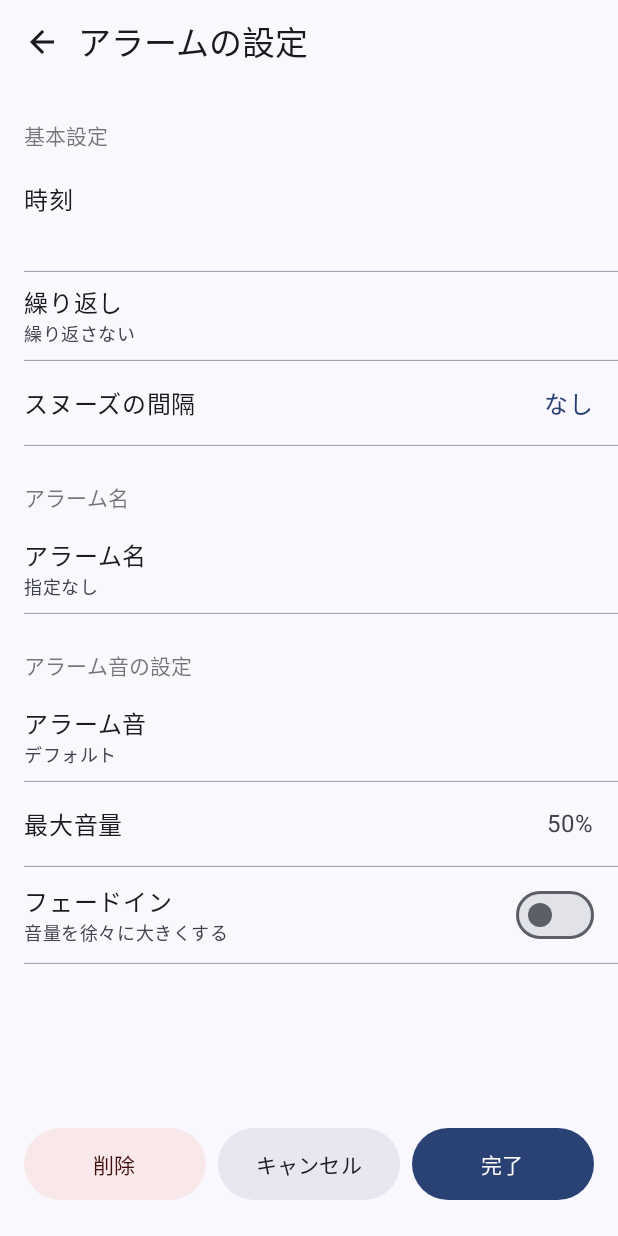
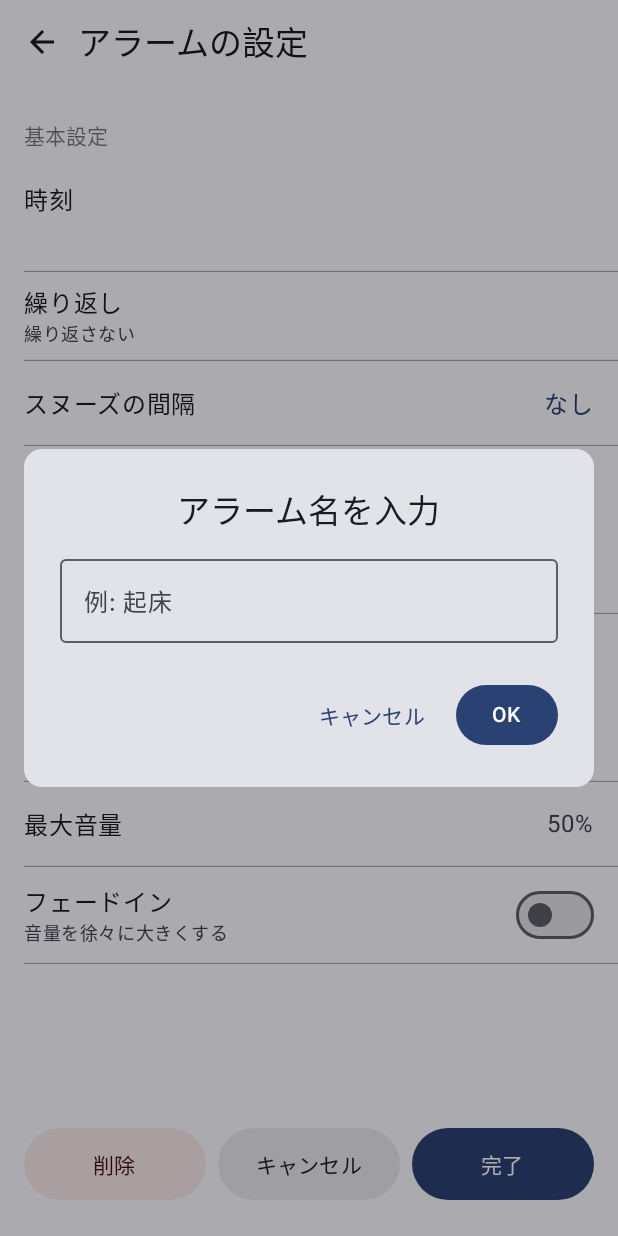
Before and after one commit to samonsora/perfect-rice, an Android app built with Jetpack Compose: the composable AlarmSetUI called with empty values, after a tap on "アラーム名", on a phone screen of 412 x 824 dp. Run offline under Robolectric (Android 15) with nearby library versions, the phone set to English and light mode, and no system bars.

Commit message:
フェードインの状態を保存できるようにした アラームの名前を保存できるようにした

```diff
--- a/app/src/main/java/com/example/team1application/AlarmSetUI.kt
+++ b/app/src/main/java/com/example/team1application/AlarmSetUI.kt
@@ -18,7 +18,6 @@ import kotlin.math.roundToInt
 
 /**
  * 詳細なアラーム設定画面
- * @param existingAlarm 編集時は既存のデータを、新規時は null を渡します
  */
 @Composable
 fun AlarmSetUI(
@@ -27,64 +26,42 @@ fun AlarmSetUI(
     onDelete: () -> Unit,
     initialTime: String,
     isNewAlarm: Boolean,
-    existingAlarm: AlarmSetting? = null // 💡 追加：未定義エラーを解消
+    existingAlarm: AlarmSetting? = null
 ) {
-    // 1. 画面で設定する時刻の状態
+    // --- 状態管理 ---
     var alarmTime by remember { mutableStateOf(initialTime) }
-    var showTimeDialog by remember { mutableStateOf(false) }
+    var alarmName by remember { mutableStateOf(existingAlarm?.name ?: "指定なし") }
+    var alarmVolume by remember { mutableFloatStateOf(existingAlarm?.volume ?: 0.5f) }
+    var isFadeInEnabled by remember { mutableStateOf(existingAlarm?.fadeIn ?: false) }
 
-    // 2. スヌーズの設定状態 (既存データがあればそれを初期値にする)
     val snoozeIntervalOptions = listOf("なし", "5分", "10分", "15分", "30分")
     val snoozeCountOptions = listOf("無制限", "1回", "2回", "3回", "4回", "5回")
+    var snoozeInterval by remember { mutableStateOf(existingAlarm?.snoozeInterval ?: snoozeIntervalOptions[0]) }
+    var snoozeCount by remember { mutableStateOf(existingAlarm?.snoozeCount ?: snoozeCountOptions[0]) }
 
-    var snoozeInterval by remember {
-        mutableStateOf(existingAlarm?.snoozeInterval ?: snoozeIntervalOptions[0])
-    }
-    var snoozeCount by remember {
-        mutableStateOf(existingAlarm?.snoozeCount ?: snoozeCountOptions[0])
-    }
+    // ダイアログ表示フラグ
+    var showTimeDialog by remember { mutableStateOf(false) }
+    var showVolumeDialog by remember { mutableStateOf(false) }
+    var showNameDialog by remember { mutableStateOf(false) }
 
-    // 3. 音量の設定状態
-    var alarmVolume by remember {
-        mutableFloatStateOf(existingAlarm?.volume ?: 0.5f)
-    }
-    var showVolumeDialog by remember { mutableStateOf(false) }
-
-    // カラーテーマの取得 (未定義エラー回避のためここで定義)
     val onSurfaceColor = MaterialTheme.colorScheme.onSurface
     val primaryColor = MaterialTheme.colorScheme.primary
 
     Scaffold(
         topBar = {
             Row(
-                modifier = Modifier
-                    .fillMaxWidth()
-                    .height(56.dp)
-                    .background(MaterialTheme.colorScheme.surface)
-                    .padding(horizontal = 4.dp),
+                modifier = Modifier.fillMaxWidth().height(56.dp).background(MaterialTheme.colorScheme.surface).padding(horizontal = 4.dp),
                 verticalAlignment = Alignment.CenterVertically
             ) {
                 IconButton(onClick = onDismiss) {
-                    Icon(
-                        imageVector = Icons.AutoMirrored.Filled.ArrowBack,
-                        contentDescription = "戻る",
-                        tint = onSurfaceColor
-                    )
+                    Icon(Icons.AutoMirrored.Filled.ArrowBack, contentDescription = "戻る", tint = onSurfaceColor)
                 }
-                Text(
-                    text = "アラームの設定",
-                    style = MaterialTheme.typography.titleLarge,
-                    color = onSurfaceColor
-                )
+                Text("アラームの設定", style = MaterialTheme.typography.titleLarge, color = onSurfaceColor)
             }
         },
         bottomBar = {
             Row(
-                modifier = Modifier
-                    .fillMaxWidth()
-                    .height(80.dp)
-                    .background(MaterialTheme.colorScheme.surface)
-                    .padding(horizontal = 16.dp, vertical = 8.dp),
+                modifier = Modifier.fillMaxWidth().height(80.dp).background(MaterialTheme.colorScheme.surface).padding(16.dp, 8.dp),
                 horizontalArrangement = Arrangement.SpaceAround
             ) {
                 if (!isNewAlarm) {
@@ -95,60 +72,45 @@ fun AlarmSetUI(
                             containerColor = MaterialTheme.colorScheme.errorContainer.copy(alpha = 0.6f),
                             contentColor = MaterialTheme.colorScheme.onErrorContainer
                         )
-                    ) {
-                        Text("削除")
-                    }
-                    Spacer(Modifier.width(8.dp))
-                } else {
-                    Spacer(modifier = Modifier.weight(1f).height(48.dp))
+                    ) { Text("削除") }
                     Spacer(Modifier.width(8.dp))
                 }
 
                 TextButton(
                     onClick = onDismiss,
                     modifier = Modifier.weight(1f).height(48.dp),
-                    colors = ButtonDefaults.textButtonColors(
-                        containerColor = MaterialTheme.colorScheme.surfaceContainerHigh,
-                        contentColor = onSurfaceColor
-                    )
-                ) {
-                    Text("キャンセル")
-                }
+                    colors = ButtonDefaults.textButtonColors(containerColor = MaterialTheme.colorScheme.surfaceContainerHigh, contentColor = onSurfaceColor)
+                ) { Text("キャンセル") }
 
                 Spacer(Modifier.width(8.dp))
 
                 Button(
                     onClick = {
-                        // 💡 修正点：全ての入力値を一つの AlarmSetting としてまとめて親に渡す
                         val result = AlarmSetting(
-                            id = existingAlarm?.id ?: -1, // 新規なら -1
+                            id = existingAlarm?.id ?: -1,
                             time = alarmTime,
                             days = existingAlarm?.days ?: "繰り返さない",
                             isActive = existingAlarm?.isActive ?: true,
-                            name = existingAlarm?.name ?: "指定なし",
+                            name = alarmName,
                             snoozeInterval = snoozeInterval,
                             snoozeCount = snoozeCount,
                             volume = alarmVolume,
-                            fadeIn = existingAlarm?.fadeIn ?: false
+                            fadeIn = isFadeInEnabled
                         )
                         onSave(result)
                     },
                     modifier = Modifier.weight(1f).height(48.dp),
-                    colors = ButtonDefaults.buttonColors(
-                        containerColor = primaryColor,
-                        contentColor = MaterialTheme.colorScheme.onPrimary
-                    )
-                ) {
-                    Text("完了")
-                }
+                    colors = ButtonDefaults.buttonColors(containerColor = primaryColor)
+                ) { Text("完了") }
             }
-        },
-        containerColor = MaterialTheme.colorScheme.background
+        }
     ) { paddingValues ->
         AlarmSettingListContent(
             modifier = Modifier.padding(paddingValues),
             currentTime = alarmTime,
             onTimeClick = { showTimeDialog = true },
+            alarmName = alarmName,
+            onNameClick = { showNameDialog = true },
             snoozeInterval = snoozeInterval,
             onSnoozeIntervalChange = { newInterval ->
                 snoozeInterval = newInterval
@@ -159,39 +121,35 @@ fun AlarmSetUI(
             snoozeIntervalOptions = snoozeIntervalOptions,
             snoozeCountOptions = snoozeCountOptions,
             alarmVolume = alarmVolume,
-            onVolumeClick = { showVolumeDialog = true }
+            onVolumeClick = { showVolumeDialog = true },
+            isFadeInEnabled = isFadeInEnabled, // 💡 パラメーターを渡す
+            onFadeInChange = { isFadeInEnabled = it } // 💡 パラメーターを渡す
         )
     }
 
     if (showTimeDialog) {
-        AlarmSetupDialog(
-            onDismiss = { showTimeDialog = false },
-            onSave = { newTime ->
-                alarmTime = newTime
-                showTimeDialog = false
-            }
-        )
+        AlarmSetupDialog(onDismiss = { showTimeDialog = false }, onSave = { alarmTime = it; showTimeDialog = false })
     }
 
     if (showVolumeDialog) {
-        AlarmVolumeDialog(
-            initialVolume = alarmVolume,
-            onDismiss = { showVolumeDialog = false },
-            onSave = { newVolume ->
-                alarmVolume = newVolume
-                showVolumeDialog = false
-            }
-        )
+        AlarmVolumeDialog(initialVolume = alarmVolume, onDismiss = { showVolumeDialog = false }, onSave = { alarmVolume = it; showVolumeDialog = false })
+    }
+
+    if (showNameDialog) {
+        AlarmNameEditDialog(initialName = alarmName, onDismiss = { showNameDialog = false }, onSave = { alarmName = it; showNameDialog = false })
     }
 }
 
-// --- 以下、既存の Composable 群 (変更なし) ---
-
+/**
+ * 設定項目リスト
+ */
 @Composable
 fun AlarmSettingListContent(
     modifier: Modifier = Modifier,
     currentTime: String,
     onTimeClick: () -> Unit,
+    alarmName: String,
+    onNameClick: () -> Unit,
     snoozeInterval: String,
     onSnoozeIntervalChange: (String) -> Unit,
     snoozeCount: String,
@@ -199,137 +157,136 @@ fun AlarmSettingListContent(
     snoozeIntervalOptions: List<String>,
     snoozeCountOptions: List<String>,
     alarmVolume: Float,
-    onVolumeClick: () -> Unit
+    onVolumeClick: () -> Unit,
+    isFadeInEnabled: Boolean, // 💡 使用する
+    onFadeInChange: (Boolean) -> Unit // 💡 使用する
 ) {
-    LazyColumn(
-        modifier = modifier.fillMaxSize(),
-        contentPadding = PaddingValues(bottom = 16.dp)
-    ) {
+    LazyColumn(modifier = modifier.fillMaxSize(), contentPadding = PaddingValues(bottom = 16.dp)) {
         fun header(text: String) = item {
-            Text(
-                text = text,
-                style = MaterialTheme.typography.titleSmall,
-                color = MaterialTheme.colorScheme.onBackground.copy(alpha = 0.6f),
-                modifier = Modifier.padding(start = 16.dp, top = 24.dp, bottom = 8.dp)
-            )
+            Text(text = text, style = MaterialTheme.typography.titleSmall, color = MaterialTheme.colorScheme.onBackground.copy(alpha = 0.6f), modifier = Modifier.padding(start = 16.dp, top = 24.dp, bottom = 8.dp))
         }
 
         header("基本設定")
         item { AlarmTimeSettingItem(time = currentTime, onClick = onTimeClick) }
         item { AlarmSimpleSettingItem("繰り返し", "繰り返さない") }
-        item {
-            AlarmDropdownSettingItem(
-                title = "スヌーズの間隔",
-                selectedValue = snoozeInterval,
-                options = snoozeIntervalOptions,
-                onValueChange = onSnoozeIntervalChange
-            )
-        }
-
+        item { AlarmDropdownSettingItem("スヌーズの間隔", snoozeInterval, snoozeIntervalOptions, onSnoozeIntervalChange) }
         if (snoozeInterval != "なし") {
-            item {
-                AlarmDropdownSettingItem(
-                    title = "スヌーズの回数",
-                    selectedValue = snoozeCount,
-                    options = snoozeCountOptions,
-                    onValueChange = onSnoozeCountChange
-                )
-            }
+            item { AlarmDropdownSettingItem("スヌーズの回数", snoozeCount, snoozeCountOptions, onSnoozeCountChange) }
         }
 
         header("アラーム名")
-        item { AlarmSimpleSettingItem("アラーム名", "指定なし") }
+        item { AlarmSimpleSettingItem("アラーム名", alarmName, onClick = onNameClick) }
 
         header("アラーム音の設定")
         item { AlarmSimpleSettingItem("アラーム音", "デフォルト") }
+        item { AlarmVolumeSettingItem(volume = alarmVolume, onClick = onVolumeClick) }
         item {
-            AlarmVolumeSettingItem(
-                volume = alarmVolume,
-                onClick = onVolumeClick
+            // 💡 修正：渡された状態とコールバックを SwitchItem に適用
+            AlarmSwitchSettingItem(
+                title = "フェードイン",
+                subtitle = "音量を徐々に大きくする",
+                checked = isFadeInEnabled,
+                onCheckedChange = onFadeInChange
             )
         }
-        item { AlarmSwitchSettingItem("フェードイン", "音量を徐々に大きくする") }
     }
+}
+
+/**
+ * アラーム名編集用ダイアログ
+ */
+@Composable
+fun AlarmNameEditDialog(
+    initialName: String,
+    onDismiss: () -> Unit,
+    onSave: (String) -> Unit
+) {
+    var text by remember { mutableStateOf(if (initialName == "指定なし") "" else initialName) }
+
+    Dialog(onDismissRequest = onDismiss) {
+        Card(modifier = Modifier.fillMaxWidth().padding(16.dp)) {
+            Column(modifier = Modifier.padding(24.dp), horizontalAlignment = Alignment.CenterHorizontally) {
+                Text("アラーム名を入力", style = MaterialTheme.typography.titleLarge)
+                Spacer(Modifier.height(16.dp))
+                OutlinedTextField(
+                    value = text,
+                    onValueChange = { text = it },
+                    placeholder = { Text("例: 起床") },
+                    singleLine = true,
+                    modifier = Modifier.fillMaxWidth()
+                )
+                Spacer(Modifier.height(24.dp))
+                Row(modifier = Modifier.fillMaxWidth(), horizontalArrangement = Arrangement.End) {
+                    TextButton(onClick = onDismiss) { Text("キャンセル") }
+                    Spacer(Modifier.width(8.dp))
+                    Button(onClick = { onSave(text.ifBlank { "指定なし" }) }) { Text("OK") }
+                }
+            }
+        }
+    }
+}
+
+// --- 補助的なUIパーツ ---
+
+@Composable
+fun AlarmSwitchSettingItem(
+    title: String,
+    subtitle: String,
+    checked: Boolean, // 💡 外部から状態を受け取る
+    onCheckedChange: (Boolean) -> Unit // 💡 外部へイベントを通知
+) {
+    Row(modifier = Modifier.fillMaxWidth().defaultMinSize(minHeight = 56.dp).background(MaterialTheme.colorScheme.surface).padding(16.dp, 8.dp), verticalAlignment = Alignment.CenterVertically, horizontalArrangement = Arrangement.SpaceBetween) {
+        Column(Modifier.weight(1f)) {
+            Text(title, style = MaterialTheme.typography.bodyLarge)
+            Text(subtitle, style = MaterialTheme.typography.bodySmall, color = MaterialTheme.colorScheme.onSurfaceVariant)
+        }
+        Switch(checked = checked, onCheckedChange = onCheckedChange)
+    }
+    HorizontalDivider(modifier = Modifier.padding(start = 16.dp), thickness = 0.5.dp)
 }
 
 @Composable
 fun AlarmSimpleSettingItem(title: String, subtitle: String, onClick: () -> Unit = {}) {
-    Row(
-        modifier = Modifier.fillMaxWidth().defaultMinSize(minHeight = 56.dp).background(MaterialTheme.colorScheme.surface).clickable(onClick = onClick).padding(horizontal = 16.dp, vertical = 8.dp),
-        verticalAlignment = Alignment.CenterVertically,
-        horizontalArrangement = Arrangement.SpaceBetween
-    ) {
+    Row(modifier = Modifier.fillMaxWidth().defaultMinSize(minHeight = 56.dp).background(MaterialTheme.colorScheme.surface).clickable(onClick = onClick).padding(16.dp, 8.dp), verticalAlignment = Alignment.CenterVertically, horizontalArrangement = Arrangement.SpaceBetween) {
         Column {
-            Text(text = title, color = MaterialTheme.colorScheme.onSurface, style = MaterialTheme.typography.bodyLarge)
-            Text(text = subtitle, color = MaterialTheme.colorScheme.onSurfaceVariant, style = MaterialTheme.typography.bodySmall)
+            Text(title, style = MaterialTheme.typography.bodyLarge)
+            Text(subtitle, style = MaterialTheme.typography.bodySmall, color = MaterialTheme.colorScheme.onSurfaceVariant)
         }
     }
-    HorizontalDivider(modifier = Modifier.padding(start = 16.dp), thickness = 0.5.dp, color = MaterialTheme.colorScheme.outlineVariant)
+    HorizontalDivider(modifier = Modifier.padding(start = 16.dp), thickness = 0.5.dp)
 }
 
 @Composable
 fun AlarmDropdownSettingItem(title: String, selectedValue: String, options: List<String>, onValueChange: (String) -> Unit) {
     var expanded by remember { mutableStateOf(false) }
-    Column {
-        Row(
-            modifier = Modifier.fillMaxWidth().defaultMinSize(minHeight = 56.dp).background(MaterialTheme.colorScheme.surface).clickable(onClick = { expanded = true }).padding(horizontal = 16.dp, vertical = 8.dp),
-            verticalAlignment = Alignment.CenterVertically,
-            horizontalArrangement = Arrangement.SpaceBetween
-        ) {
-            Text(text = title, color = MaterialTheme.colorScheme.onSurface, style = MaterialTheme.typography.bodyLarge)
-            Text(text = selectedValue, color = MaterialTheme.colorScheme.primary, style = MaterialTheme.typography.bodyLarge)
-            DropdownMenu(expanded = expanded, onDismissRequest = { expanded = false }) {
-                options.forEach { option ->
-                    DropdownMenuItem(text = { Text(option) }, onClick = { onValueChange(option); expanded = false })
-                }
-            }
+    Row(modifier = Modifier.fillMaxWidth().defaultMinSize(minHeight = 56.dp).background(MaterialTheme.colorScheme.surface).clickable { expanded = true }.padding(16.dp, 8.dp), verticalAlignment = Alignment.CenterVertically, horizontalArrangement = Arrangement.SpaceBetween) {
+        Text(title, style = MaterialTheme.typography.bodyLarge)
+        Text(selectedValue, color = MaterialTheme.colorScheme.primary)
+        DropdownMenu(expanded = expanded, onDismissRequest = { expanded = false }) {
+            options.forEach { option -> DropdownMenuItem(text = { Text(option) }, onClick = { onValueChange(option); expanded = false }) }
         }
-        HorizontalDivider(modifier = Modifier.padding(start = 16.dp), thickness = 0.5.dp, color = MaterialTheme.colorScheme.outlineVariant)
     }
+    HorizontalDivider(modifier = Modifier.padding(start = 16.dp), thickness = 0.5.dp)
 }
 
 @Composable
-fun AlarmTimeSettingItem(time: String, onClick: () -> Unit = {}) {
-    Row(
-        modifier = Modifier.fillMaxWidth().defaultMinSize(minHeight = 72.dp).background(MaterialTheme.colorScheme.surface).clickable(onClick = onClick).padding(horizontal = 16.dp, vertical = 8.dp),
-        verticalAlignment = Alignment.CenterVertically
-    ) {
+fun AlarmTimeSettingItem(time: String, onClick: () -> Unit) {
+    Row(modifier = Modifier.fillMaxWidth().defaultMinSize(minHeight = 72.dp).background(MaterialTheme.colorScheme.surface).clickable(onClick = onClick).padding(16.dp, 8.dp), verticalAlignment = Alignment.CenterVertically) {
         Column {
-            Text(text = "時刻", color = MaterialTheme.colorScheme.onSurface, style = MaterialTheme.typography.bodyLarge)
-            Text(text = time, color = MaterialTheme.colorScheme.onSurface, fontSize = 32.sp, fontWeight = FontWeight.Bold)
+            Text("時刻", style = MaterialTheme.typography.bodyLarge)
+            Text(time, fontSize = 32.sp, fontWeight = FontWeight.Bold)
         }
     }
-    HorizontalDivider(modifier = Modifier.padding(start = 16.dp), thickness = 0.5.dp, color = MaterialTheme.colorScheme.outlineVariant)
+    HorizontalDivider(modifier = Modifier.padding(start = 16.dp), thickness = 0.5.dp)
 }
 
 @Composable
 fun AlarmVolumeSettingItem(volume: Float, onClick: () -> Unit) {
-    Row(
-        modifier = Modifier.fillMaxWidth().defaultMinSize(minHeight = 56.dp).background(MaterialTheme.colorScheme.surface).clickable(onClick = onClick).padding(horizontal = 16.dp, vertical = 8.dp),
-        verticalAlignment = Alignment.CenterVertically,
-        horizontalArrangement = Arrangement.SpaceBetween
-    ) {
-        Text(text = "最大音量", color = MaterialTheme.colorScheme.onSurface, style = MaterialTheme.typography.bodyLarge)
-        Text(text = "${(volume * 100).roundToInt()}%", color = MaterialTheme.colorScheme.onSurfaceVariant, style = MaterialTheme.typography.bodyLarge)
+    Row(modifier = Modifier.fillMaxWidth().defaultMinSize(minHeight = 56.dp).background(MaterialTheme.colorScheme.surface).clickable(onClick = onClick).padding(16.dp, 8.dp), verticalAlignment = Alignment.CenterVertically, horizontalArrangement = Arrangement.SpaceBetween) {
+        Text("最大音量", style = MaterialTheme.typography.bodyLarge)
+        Text("${(volume * 100).roundToInt()}%", color = MaterialTheme.colorScheme.onSurfaceVariant)
     }
-    HorizontalDivider(modifier = Modifier.padding(start = 16.dp), thickness = 0.5.dp, color = MaterialTheme.colorScheme.outlineVariant)
-}
-
-@Composable
-fun AlarmSwitchSettingItem(title: String, subtitle: String) {
-    var checked by remember { mutableStateOf(false) }
-    Row(
-        modifier = Modifier.fillMaxWidth().defaultMinSize(minHeight = 56.dp).background(MaterialTheme.colorScheme.surface).padding(horizontal = 16.dp, vertical = 8.dp),
-        verticalAlignment = Alignment.CenterVertically,
-        horizontalArrangement = Arrangement.SpaceBetween
-    ) {
-        Column(modifier = Modifier.weight(1f)) {
-            Text(text = title, color = MaterialTheme.colorScheme.onSurface, style = MaterialTheme.typography.bodyLarge)
-            Text(text = subtitle, color = MaterialTheme.colorScheme.onSurfaceVariant, style = MaterialTheme.typography.bodySmall)
-        }
-        Switch(checked = checked, onCheckedChange = { checked = it })
-    }
-    HorizontalDivider(modifier = Modifier.padding(start = 16.dp), thickness = 0.5.dp, color = MaterialTheme.colorScheme.outlineVariant)
+    HorizontalDivider(modifier = Modifier.padding(start = 16.dp), thickness = 0.5.dp)
 }
 
 @Composable
@@ -338,9 +295,9 @@ fun AlarmVolumeDialog(initialVolume: Float, onDismiss: () -> Unit, onSave: (Floa
     Dialog(onDismissRequest = onDismiss) {
         Card(modifier = Modifier.fillMaxWidth().padding(16.dp)) {
             Column(modifier = Modifier.padding(24.dp), horizontalAlignment = Alignment.CenterHorizontally) {
-                Text(text = "最大音量を設定", style = MaterialTheme.typography.titleLarge)
-                Text(text = "${(currentVolume * 100).roundToInt()}%", style = MaterialTheme.typography.displaySmall, color = MaterialTheme.colorScheme.primary)
-                Slider(value = currentVolume, onValueChange = { currentVolume = it }, valueRange = 0f..1f)
+                Text("最大音量を設定", style = MaterialTheme.typography.titleLarge)
+                Text("${(currentVolume * 100).roundToInt()}%", style = MaterialTheme.typography.displaySmall, color = MaterialTheme.colorScheme.primary)
+                Slider(value = currentVolume, onValueChange = { currentVolume = it })
                 Row(modifier = Modifier.fillMaxWidth(), horizontalArrangement = Arrangement.End) {
                     TextButton(onClick = onDismiss) { Text("キャンセル") }
                     Button(onClick = { onSave(currentVolume) }) { Text("完了") }
--- a/app/src/main/java/com/example/team1application/MainActivity.kt
+++ b/app/src/main/java/com/example/team1application/MainActivity.kt
@@ -11,7 +11,6 @@ import androidx.activity.ComponentActivity
 import androidx.activity.compose.setContent
 import androidx.activity.enableEdgeToEdge
 import androidx.activity.result.contract.ActivityResultContracts
-import androidx.annotation.RequiresApi
 import androidx.compose.animation.Crossfade
 import androidx.compose.animation.core.tween
 import androidx.compose.foundation.layout.fillMaxSize
@@ -24,7 +23,6 @@ import androidx.compose.runtime.setValue
 import androidx.compose.ui.Modifier
 import androidx.core.content.ContextCompat
 import com.example.team1application.ui.theme.Team1ApplicationTheme
-
 
 
 class MainActivity : ComponentActivity() {
```
